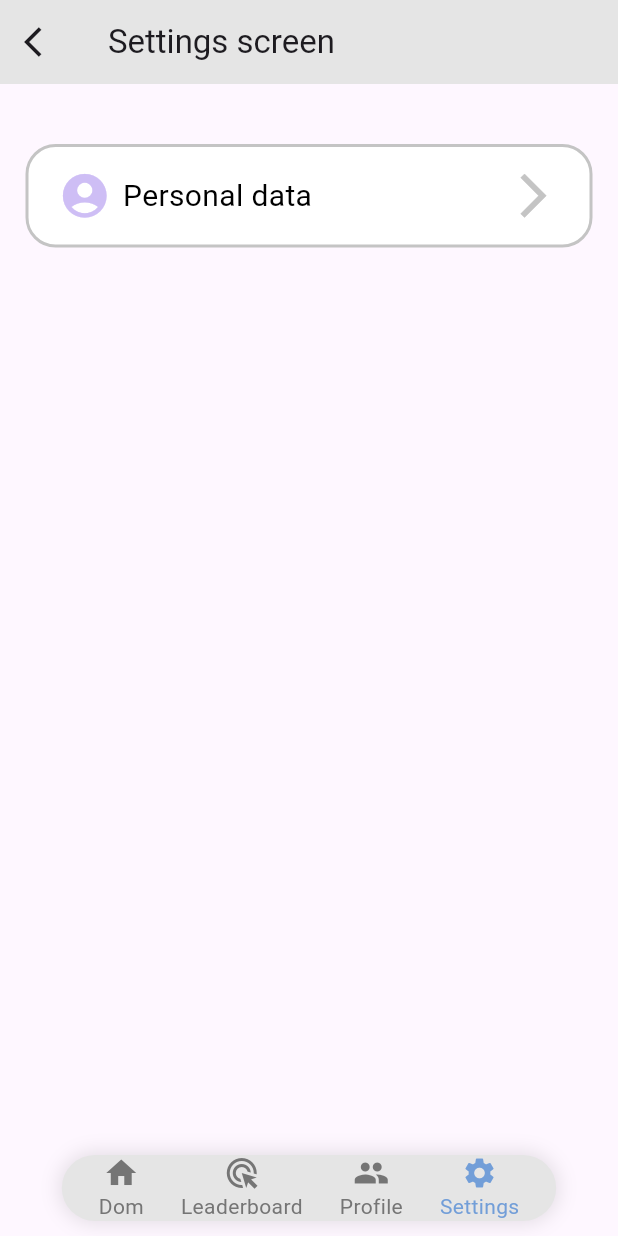
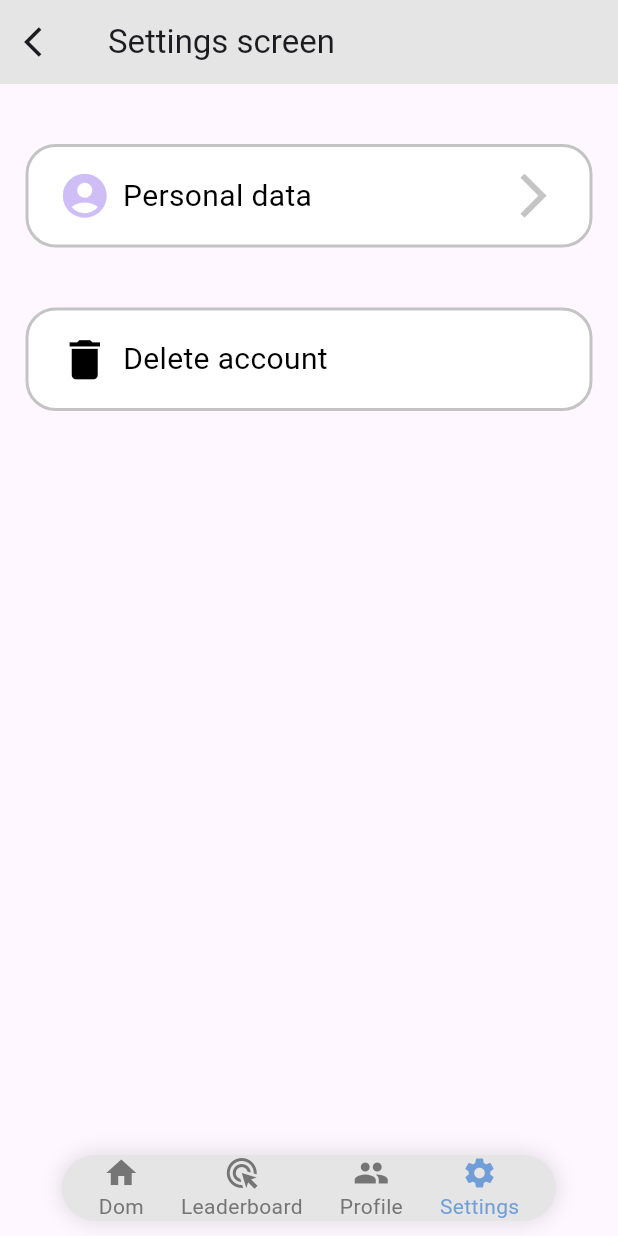
Before and after one commit to pieter0100/projektGrupowy, a Flutter app: the screen it shows after launch, item 4 of the bottom bar chosen, on a phone screen of 412 x 824 dp. Run offline on Flutter 3.47's test engine with Material 3 defaults, Android fonts, the phone set to English and light mode, and no system bars; our stand-ins replace go_router.

Commit message:
dodanie widget do usuniecia konta

```diff
--- a/lib/screens/settings_screen.dart
+++ b/lib/screens/settings_screen.dart
@@ -2,6 +2,7 @@ import 'package:flutter/material.dart';
 import 'package:go_router/go_router.dart';
 
 import 'package:projekt_grupowy/widgets/settings_data_widget.dart';
+import 'package:projekt_grupowy/widgets/settings_delete_widget.dart';
 
 class SettingsScreen extends StatelessWidget{
   const SettingsScreen({super.key});
@@ -24,7 +25,16 @@ class SettingsScreen extends StatelessWidget{
           Center(
             child: SettingsDataWidget("Personal data"),
           ),
+          SizedBox(height: 40),
+          Column(
+            crossAxisAlignment: CrossAxisAlignment.center,
+            children: [
+              SettingsDeleteWidget("Delete account"),
+              SizedBox(height: 8),
+            ],
+          ),
         ],
+
       ),
     );
   }
--- /dev/null
+++ b/lib/widgets/settings_delete_widget.dart
@@ -0,0 +1,44 @@
+import 'package:flutter/material.dart';
+
+class SettingsDeleteWidget extends StatelessWidget {
+  final String textInside;
+
+  const SettingsDeleteWidget(this.textInside, {Key? key}) : super(key: key);
+
+  @override
+  Widget build(BuildContext context) {
+    return Container(
+      width: 378,
+      height: 69,
+      decoration: BoxDecoration(
+        color: Colors.white, // kolor środka
+        border: Border.all(
+          color: const Color(0xFFC4C4C4), // obramowanie
+          width: 2,
+        ),
+        borderRadius: BorderRadius.circular(20), // zaokrąglone rogi
+      ),
+      child: Align(
+        alignment: Alignment.centerLeft, // wyrównanie do lewej
+        child: Padding(
+          padding: const EdgeInsets.only(left: 20),
+          child: Row(
+            children: [
+              Icon(
+                Icons.delete,
+                color: Colors.black,
+                size: 35),
+              const SizedBox(width: 8),
+              Text(
+                textInside,
+                style: const TextStyle(
+                  fontSize: 20,
+                  color: Colors.black),
+              ),
+            ],
+          ),
+        ),
+      ),
+    );
+  }
+}
```
